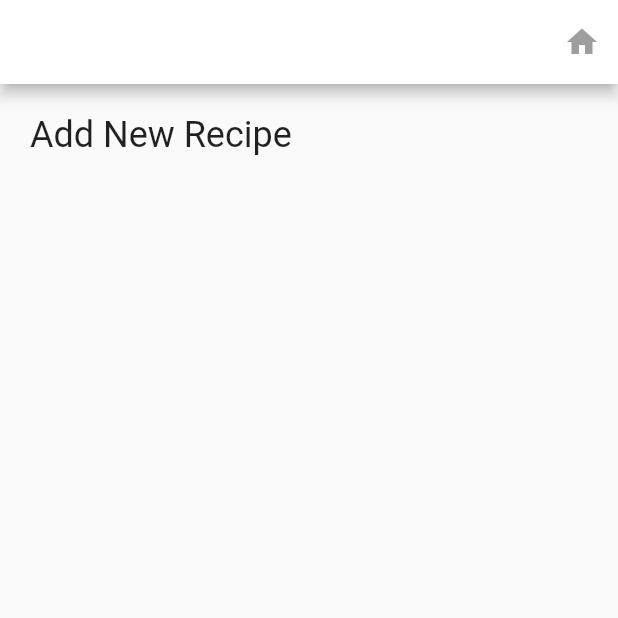
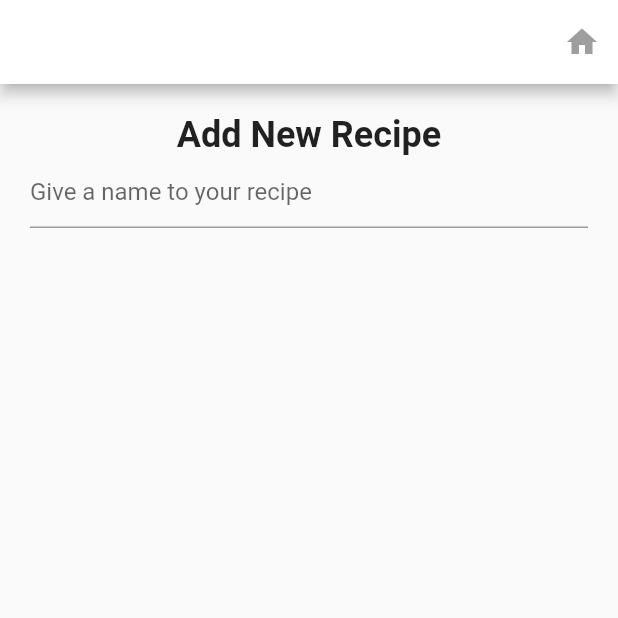
Before and after one commit to mt-tadayon/save_recipes, a Flutter app: the AddRecipeScreen screen opened directly, on a phone screen of 412 x 824 dp, the top half of it. Run offline on Flutter 3.47's test engine with Material 2 defaults, Android fonts, the phone set to English and light mode, and no system bars; our stand-ins replace sqflite; accounts and stored records are empty.

Commit message:
Add textField for recipe name

```diff
--- a/lib/add_recipe_screen/add_recipe_screen.dart
+++ b/lib/add_recipe_screen/add_recipe_screen.dart
@@ -1,7 +1,14 @@
 import 'package:flutter/material.dart';
 import 'package:saverecipes/recipe_app_bar.dart';
 
-class AddRecipeScreen extends StatelessWidget {
+class AddRecipeScreen extends StatefulWidget {
+  @override
+  _AddRecipeScreenState createState() => _AddRecipeScreenState();
+}
+
+class _AddRecipeScreenState extends State<AddRecipeScreen> {
+  TextEditingController _controller;
+
   @override
   Widget build(BuildContext context) {
     return Scaffold(
@@ -17,7 +24,14 @@
           children: <Widget>[
             Text(
               'Add New Recipe',
-              style: TextStyle(fontSize: 24.0),
+              style: TextStyle(fontSize: 24.0, fontWeight: FontWeight.bold),
+            ),
+            TextField(
+              decoration: InputDecoration(
+                hintText: 'Give a name to your recipe',
+              ),
+              controller: _controller,
+              onSubmitted: (value) {print(value);},
             )
           ],
         ),
```
